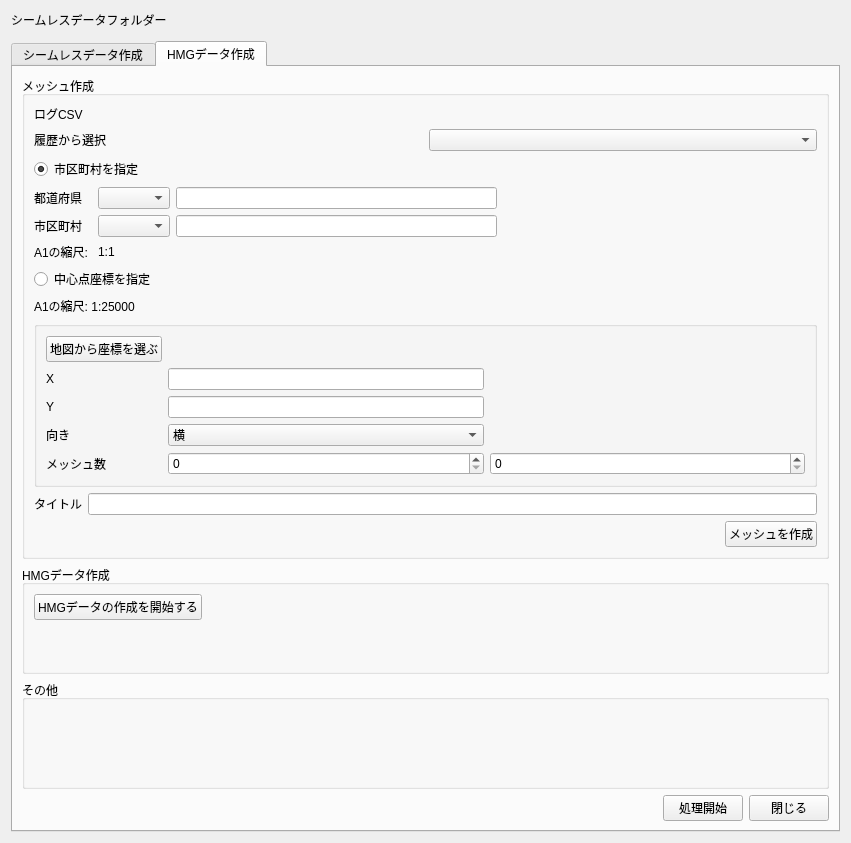
First picture: the form in ui/main_window.ui, repository 0712kazu/HazardMapGame_tool, before the edit.
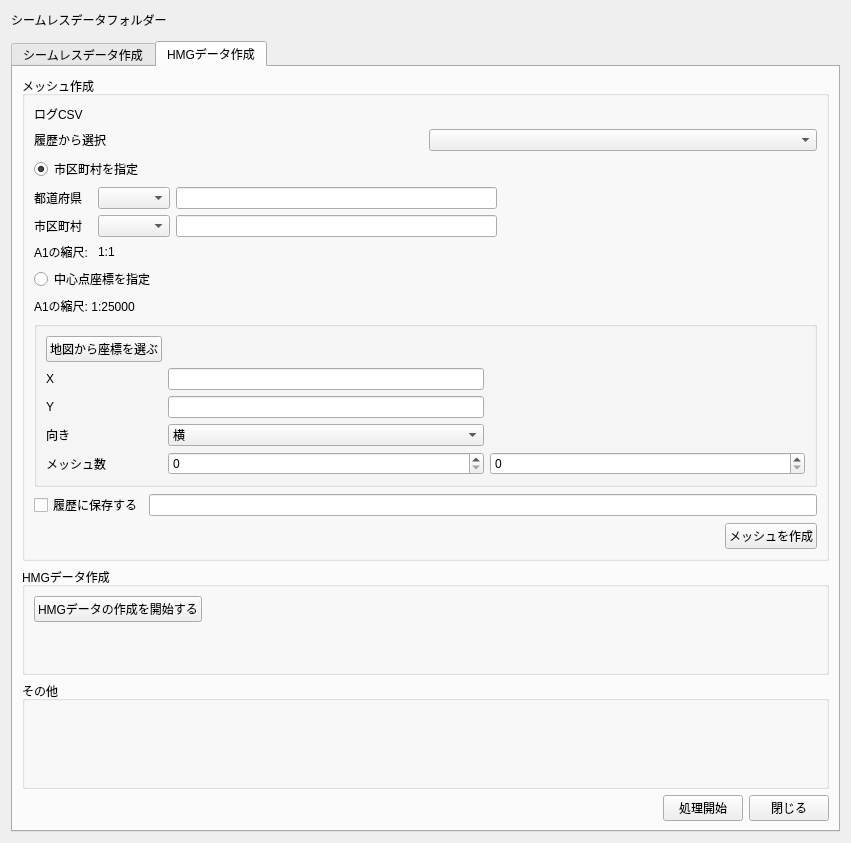
Second picture: the form after the edit. The open tabs and pages were chosen to show the change. Custom widgets are drawn as their Qt base class.

```diff
--- a/ui/main_window.ui
+++ b/ui/main_window.ui
@@ -547,9 +547,20 @@
           <item>
           <layout class="QGridLayout" name="gridLayout_produce">
            <item row="0" column="0">
-             <widget class="QLabel" name="label_10">
+           <widget class="QCheckBox" name="checkBox_savelog">
+            <!-- <property name="geometry">
+                <rect>
+                <x>280</x>
+                <y>110</y>
+                <width>101</width>
+                <height>16</height>
+                </rect>
+            </property> -->
               <property name="text">
-               <string>タイトル</string>
+                <string>履歴に保存する</string>
+            </property>
+            <property name="checked">
+                <bool>false</bool>
               </property>
              </widget>
             </item>
```
Lines whose indentation alone changed are shown as unchanged.
